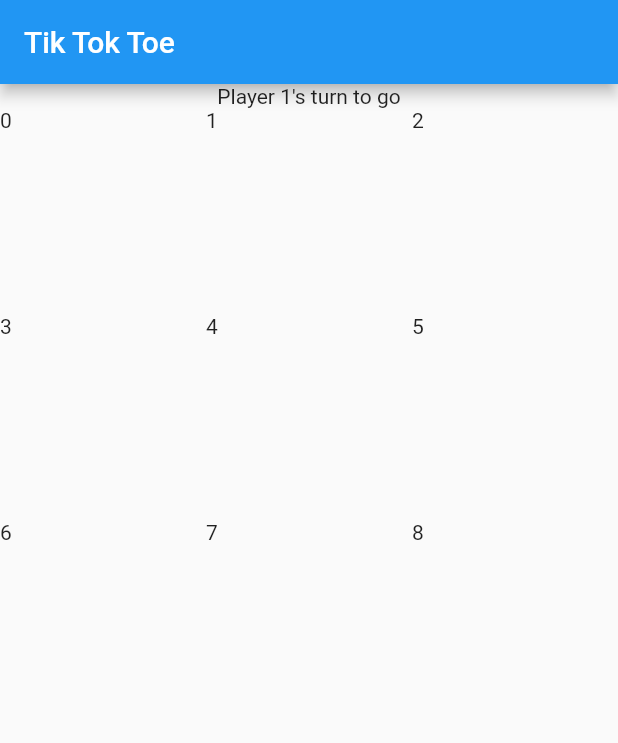
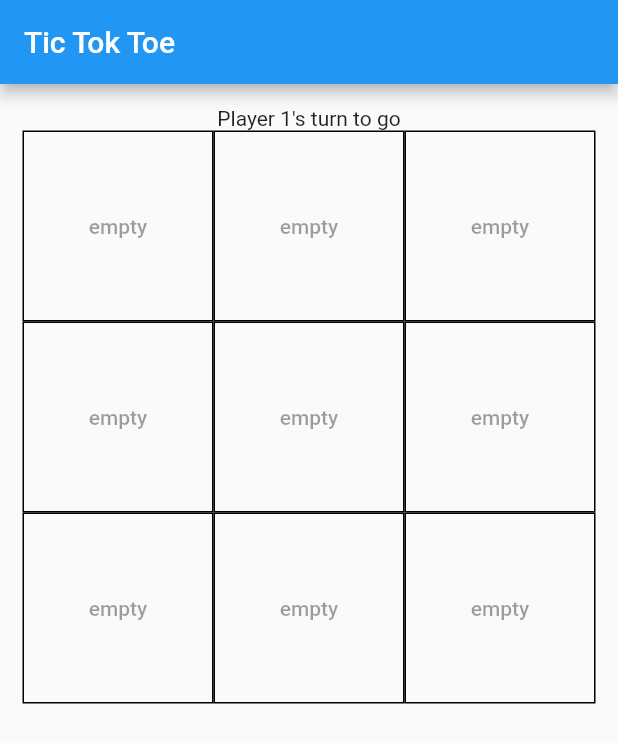
Before and after one commit to katisari/tic-tok-toe, a Flutter app: the screen it shows after launch, on a phone screen of 412 x 824 dp. Shown: the top 743 px of the screen. Run offline on Flutter 3.47's test engine with Material 2 defaults, Android fonts, the phone set to English and light mode, and no system bars.

Commit message:
ternary on button

```diff
--- a/lib/main.dart
+++ b/lib/main.dart
@@ -38,6 +38,7 @@ class TacToe extends StatefulWidget {
 
 class _TacToeState extends State<TacToe> {
   int round = 0;
+  String mainText = 'Player 1\'s turn to go';
   List<String> gameState = [
     "empty",
     "empty",
@@ -61,19 +62,43 @@ class _TacToeState extends State<TacToe> {
   Widget build(BuildContext context) {
     return Scaffold(
       appBar: AppBar(
-        title: const Text('Tik Tok Toe'),
+        title: const Text('Tic Tok Toe'),
       ),
-      body: Column(children: [
-        Text('Player 1\'s turn to go'),
-        Expanded(
-          // use grid tile
-          child: GridView.count(crossAxisCount: 3, children: List.generate(9, (index) {
-            return Container(
-              child: Text(index.toString(),));
-
-          },),
-        )),
-      ]),
+      body: Padding(
+        padding: EdgeInsets.all(15.0),
+              child: Column(children: [
+          Text(mainText),
+          Expanded(
+              // use grid tile
+              child: GridView.count(
+            crossAxisCount: 3,
+            children: List.generate(
+              9,
+              (index) {
+                return Container(
+                  decoration: BoxDecoration(border: Border.all()),
+                  child: FlatButton(
+                    onPressed: (gameState[index] == "") ? () {
+                      setState(() {
+                        if (round % 2 == 0) {
+                          mainText = 'Player 2\'s turn to go';
+                          gameState[index] = "1";
+                        } else {
+                          mainText = 'Player 1\'s turn to go';
+                          gameState[index] = "2";
+                        }
+                        round += 1;
+                      }) ;
+                      print(index);
+                    }: null,
+                    child: Text(gameState[index]),
+                  ),
+                );
+              },
+            ),
+          )),
+        ]),
+      ),
     );
   }
 }
```
Also changed, not shown: pubspec.lock, 1 other file.
